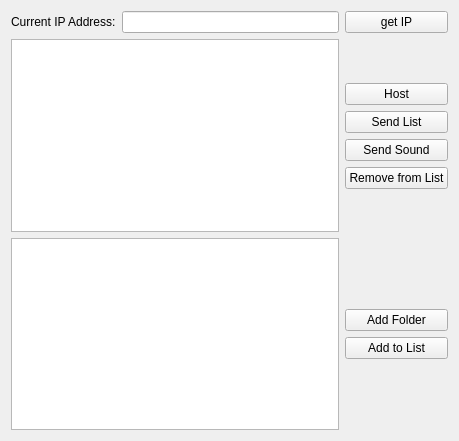
Before: the Qt Designer form MusicHost/musichost.ui in yoyourmister/TinaS, drawn with Qt 5.
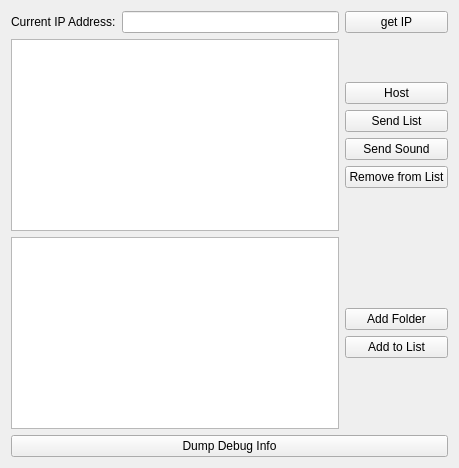
After: the same form once the commit is applied.

Diff of the .ui file:
```diff
--- a/MusicHost/musichost.ui
+++ b/MusicHost/musichost.ui
@@ -205,6 +205,13 @@
      </item>
     </layout>
    </item>
+   <item>
+    <widget class="QPushButton" name="but_debug">
+     <property name="text">
+      <string>Dump Debug Info</string>
+     </property>
+    </widget>
+   </item>
   </layout>
  </widget>
  <layoutdefault spacing="6" margin="11"/>
```
